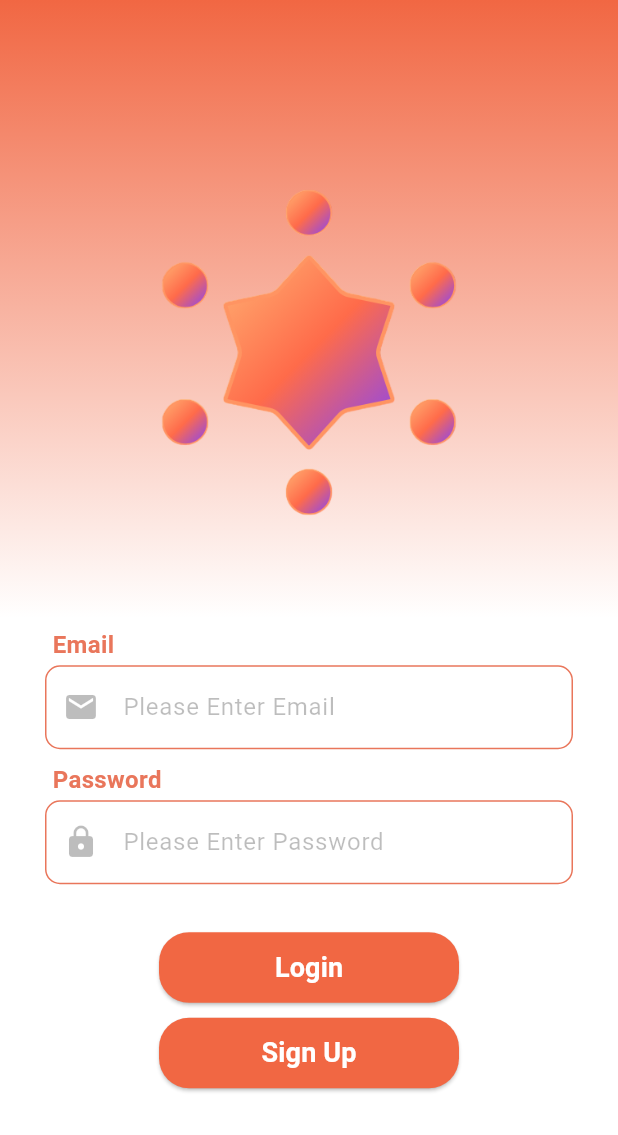
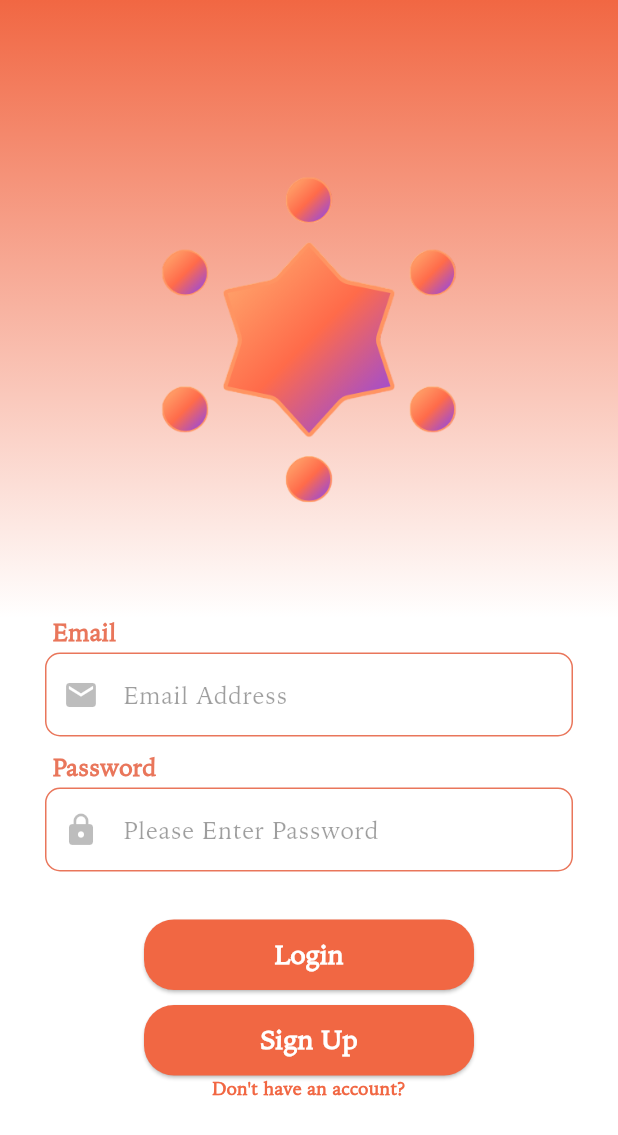
Before and after one commit to SparkUp-App/SparkUp-Android, a Flutter app: the screen it shows after launch, on a phone screen of 412 x 824 dp. Shown: the top 1135 px of the screen. Run offline on Flutter 3.47's test engine with Material 3 defaults, Android fonts, the phone set to English and light mode, and no system bars; missing offline and left inert: toasty_box.

Commit message:
!add Iowan Old Style text and test in login_page

```diff
--- a/lib/screen/login_page.dart
+++ b/lib/screen/login_page.dart
@@ -61,6 +61,7 @@ class _LoginPageState extends State<LoginPage> {
                                       child: Text(
                                         "Email",
                                         style: const TextStyle(
+                                          fontFamily: 'IowanOldStyle',
                                           fontSize: 16,
                                           color: Color(0xFFE9765B),
                                           fontWeight: FontWeight.w600,
@@ -87,9 +88,10 @@ class _LoginPageState extends State<LoginPage> {
                                           ),
                                           prefixIcon: const Icon(Icons.email),
                                           prefixIconColor: Colors.black26,
-                                          hintText: "Please Enter Email",
+                                          hintText: "Email Address",
                                           hintStyle: const TextStyle(
-                                            color: Colors.black26,
+                                            fontFamily: 'IowanOldStyle',
+                                            color: Colors.black38,
                                           ),
                                         ),
                                       ),
@@ -107,6 +109,7 @@ class _LoginPageState extends State<LoginPage> {
                                       child: Text(
                                         "Password",
                                         style: const TextStyle(
+                                          fontFamily: 'IowanOldStyle',
                                           fontSize: 16,
                                           color: Color(0xFFE9765B),
                                           fontWeight: FontWeight.w600,
@@ -136,7 +139,8 @@ class _LoginPageState extends State<LoginPage> {
                                           prefixIconColor: Colors.black26,
                                           hintText: "Please Enter Password",
                                           hintStyle: const TextStyle(
-                                            color: Colors.black26,
+                                            fontFamily: 'IowanOldStyle',
+                                            color: Colors.black38,
                                           ),
                                         ),
                                       ),
@@ -150,7 +154,7 @@ class _LoginPageState extends State<LoginPage> {
 
                               Center(
                                 child: SizedBox( //SizedBox鎖他大小
-                                  width: 200,
+                                  width: 220,
                                   height: 47,
                                   child: ElevatedButton(
                                     onPressed: () async {
@@ -216,6 +220,7 @@ class _LoginPageState extends State<LoginPage> {
                                     child: const Text(
                                       'Login',
                                       style: TextStyle(
+                                        fontFamily: 'IowanOldStyle',
                                         color: Colors.white,
                                         fontSize: 18,
                                         fontWeight: FontWeight.bold,
@@ -227,7 +232,7 @@ class _LoginPageState extends State<LoginPage> {
                               SizedBox(height: 10,),
                               Center(
                                 child: SizedBox( // SizedBox 控制按鈕大小
-                                  width: 200,
+                                  width: 220,
                                   height: 47,
                                   child: ElevatedButton(
                                     onPressed: () {
@@ -242,6 +247,7 @@ class _LoginPageState extends State<LoginPage> {
                                     child: const Text(
                                       'Sign Up', // 改為 'Register' 因為這個按鈕是用來註冊的
                                       style: TextStyle(
+                                        fontFamily: 'IowanOldStyle',
                                         color: Colors.white,
                                         fontSize: 18,
                                         fontWeight: FontWeight.bold,
@@ -250,6 +256,17 @@ class _LoginPageState extends State<LoginPage> {
                                   ),
                                 ),
                               ),
+                              Center(
+                                child: Text(
+                                  "Don't have an account?",
+                                  style: TextStyle(
+                                        fontFamily: 'IowanOldStyle',
+                                        color: Color(0xFFF16743),
+                                        fontSize: 12,
+                                        fontWeight: FontWeight.bold,
+                                      ),
+                                ),
+                              )
                             ],
                           )
                       ),
--- a/pubspec.yaml
+++ b/pubspec.yaml
@@ -55,6 +55,10 @@ dev_dependencies:
 
 # The following section is specific to Flutter packages.
 flutter:
+  fonts:
+    - family: IowanOldStyle
+      fonts:
+        - asset: assets/fonts/IowanOldStyle-Regular.ttf
   assets:
     - assets/
 
```
Also changed, not shown: assets/fonts/IowanOldStyle-Regular.ttf (added).
